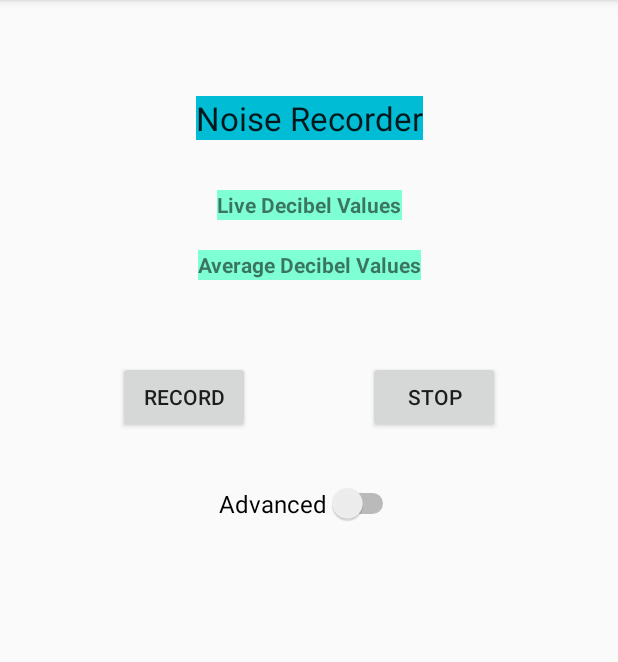
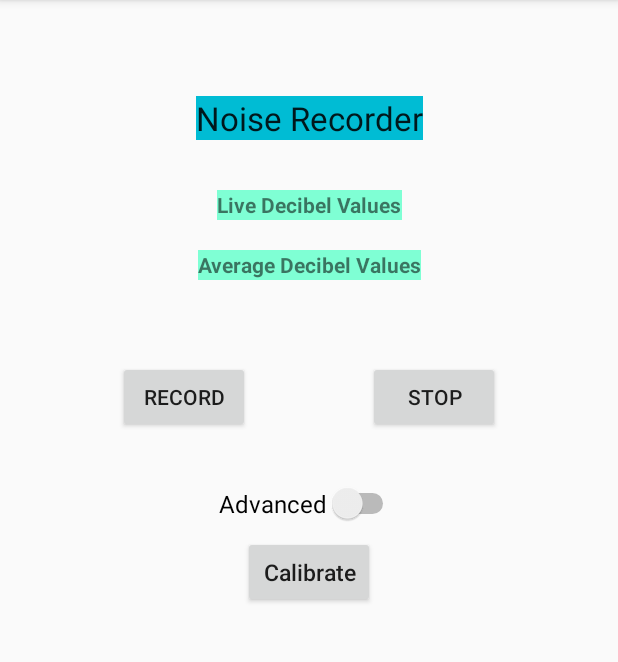
Before and after one commit to it21549/NoisePollution2, an Android app: the screen it shows after launch (NoisePollutionActivity), on a phone screen of 412 x 824 dp, the part 84-746 px from its top. Run offline under Robolectric (Android 15) with nearby library versions, the phone set to English and light mode, and no system bars.

```diff
--- a/app/src/main/AndroidManifest.xml
+++ b/app/src/main/AndroidManifest.xml
@@ -6,6 +6,11 @@
     <uses-permission android:name="android.permission.RECORD_AUDIO" />
     <uses-permission android:name="android.permission.ACCESS_FINE_LOCATION"/>
     <uses-permission android:name="android.permission.INTERNET"/>
+    <uses-permission android:name="android.permission.BLUETOOTH"/>
+    <uses-permission android:name="android.permission.BLUETOOTH_ADMIN"/>
+    <uses-permission android:name="android.permission.BLUETOOTH_SCAN"/>
+    <uses-permission android:name="android.permission.BLUETOOTH_ADVERTISE"/>
+    <uses-permission android:name="android.permission.BLUETOOTH_CONNECT"/>
 
     <application
         android:allowBackup="true"
--- a/app/src/main/java/gr/hua/stapps/android/noisepollutionapp/NoisePollutionViewModel.java
+++ b/app/src/main/java/gr/hua/stapps/android/noisepollutionapp/NoisePollutionViewModel.java
@@ -1,4 +1,6 @@
 package gr.hua.stapps.android.noisepollutionapp;
+
+import android.content.Context;
 
 import androidx.lifecycle.LiveData;
 import androidx.lifecycle.MutableLiveData;
@@ -18,6 +20,9 @@ public class NoisePollutionViewModel extends ViewModel {
     public Recording recording = new Recording();
     public List<Double> recordings = new ArrayList<>();
     private final Integer isRecording = 1; // 0=not recording, 1 = recording
+    private NoiseCalibration noiseCalibration;
+    private MutableLiveData<Boolean> isBtEnabled = new MutableLiveData<>();
+    private Context context;
 
 
     //Start Recording
@@ -52,6 +57,10 @@ public class NoisePollutionViewModel extends ViewModel {
         return loop;
     }
 
+    public MutableLiveData<Boolean> getIsBtEnabled() {
+        return isBtEnabled;
+    }
+
     public void setPerception(String perception) {
         switch (perception) {
             case ("extremely quiet"):
@@ -75,4 +84,15 @@ public class NoisePollutionViewModel extends ViewModel {
         }
     }
 
+    public void initializeContext(Context context) {
+        this.context = context;
+        noiseCalibration = new NoiseCalibration(context);
+        isBtEnabled.postValue(noiseCalibration.isBluetoothEnabled());
+    }
+
+    public void calibrate() {
+
+        //noiseCalibration.calibrate();
+    }
+
 }
--- a/app/src/main/res/layout/noise_pollution_activity.xml
+++ b/app/src/main/res/layout/noise_pollution_activity.xml
@@ -30,8 +30,8 @@
         app:layout_constraintRight_toRightOf="parent"
         app:layout_constraintTop_toBottomOf="@+id/title">
 
-        <TableRow
-            android:layout_width="match_parent">
+        <TableRow android:layout_width="match_parent">
+
             <TextView
                 android:layout_width="@dimen/live_row_width_275dp"
                 android:layout_height="@dimen/title_row_height_20dp"
@@ -42,8 +42,8 @@
                 android:textStyle="bold" />
         </TableRow>
 
-        <TableRow
-            android:layout_width="match_parent">
+        <TableRow android:layout_width="match_parent">
+
             <TextView
                 android:id="@+id/liveDecibels"
                 android:layout_width="@dimen/live_row_width_275dp"
@@ -53,8 +53,8 @@
                 android:gravity="center" />
         </TableRow>
 
-        <TableRow
-            android:layout_width="match_parent">
+        <TableRow android:layout_width="match_parent">
+
             <TextView
                 android:layout_width="@dimen/live_row_width_275dp"
                 android:layout_height="@dimen/title_row_height_20dp"
@@ -65,8 +65,8 @@
                 android:textStyle="bold" />
         </TableRow>
 
-        <TableRow
-            android:layout_width="match_parent">
+        <TableRow android:layout_width="match_parent">
+
             <TextView
                 android:id="@+id/averageDecibels"
                 android:layout_width="@dimen/live_row_width_275dp"
@@ -82,10 +82,10 @@
         android:layout_width="wrap_content"
         android:layout_height="wrap_content"
         android:text="@string/rec_button"
+        app:layout_constraintBottom_toTopOf="@+id/switch_advanced"
         app:layout_constraintLeft_toLeftOf="parent"
         app:layout_constraintRight_toLeftOf="@id/stop_rec"
-        app:layout_constraintTop_toBottomOf="@+id/live_table"
-        app:layout_constraintBottom_toTopOf="@+id/switch_advanced"/>
+        app:layout_constraintTop_toBottomOf="@+id/live_table" />
 
     <Button
         android:id="@+id/stop_rec"
@@ -106,10 +106,10 @@
         android:textOff="@string/switch_off"
         android:textOn="@string/switch_on"
         android:textSize="16sp"
+        app:layout_constraintBottom_toTopOf="@+id/userInfoTable"
         app:layout_constraintLeft_toLeftOf="parent"
         app:layout_constraintRight_toRightOf="parent"
-        app:layout_constraintTop_toBottomOf="@id/stop_rec"
-        app:layout_constraintBottom_toTopOf="@+id/userInfoTable"/>
+        app:layout_constraintTop_toBottomOf="@id/stop_rec" />
 
     <TableLayout
         android:id="@+id/userInfoTable"
@@ -118,10 +118,10 @@
         android:layout_marginTop="@dimen/margin_30dp"
         android:gravity="center"
         android:visibility="invisible"
+        app:layout_constraintBottom_toTopOf="@id/upload_button"
         app:layout_constraintEnd_toEndOf="parent"
         app:layout_constraintStart_toStartOf="parent"
-        app:layout_constraintTop_toBottomOf="@+id/switch_advanced"
-        app:layout_constraintBottom_toTopOf="@id/upload_button">
+        app:layout_constraintTop_toBottomOf="@+id/switch_advanced">
 
         <TableRow
             android:layout_width="match_parent"
@@ -198,8 +198,8 @@
                     android:layout_width="match_parent"
                     android:layout_height="match_parent"
                     android:layout_weight="1"
+                    android:hint="@string/noiseType_anth"
                     android:inputType="numberDecimal"
-                    android:hint="@string/noiseType_anth"
                     android:textAlignment="center"
                     android:textSize="@dimen/text_size_14sp" />
 
@@ -208,8 +208,8 @@
                     android:layout_width="match_parent"
                     android:layout_height="match_parent"
                     android:layout_weight="1"
+                    android:hint="@string/noise_type_nat"
                     android:inputType="numberDecimal"
-                    android:hint="@string/noise_type_nat"
                     android:textAlignment="center"
                     android:textSize="@dimen/text_size_14sp" />
 
@@ -218,8 +218,8 @@
                     android:layout_width="match_parent"
                     android:layout_height="match_parent"
                     android:layout_weight="1"
+                    android:hint="@string/noise_type_tec"
                     android:inputType="numberDecimal"
-                    android:hint="@string/noise_type_tec"
                     android:textAlignment="center"
                     android:textSize="@dimen/text_size_14sp" />
             </RadioGroup>
@@ -266,16 +266,15 @@
                 android:layout_width="match_parent"
                 android:layout_height="match_parent"
                 android:layout_weight="1"
+                android:hint="@string/editText_AgeScale"
                 android:inputType="numberDecimal"
-                android:hint="@string/editText_AgeScale"
                 android:textAlignment="center"
                 android:textSize="@dimen/text_size_14sp" />
 
             <androidx.appcompat.widget.AppCompatSpinner
                 android:id="@+id/spinner_perception"
                 android:layout_width="match_parent"
-                android:layout_height="match_parent">
-            </androidx.appcompat.widget.AppCompatSpinner>
+                android:layout_height="match_parent"></androidx.appcompat.widget.AppCompatSpinner>
         </TableRow>
     </TableLayout>
 
@@ -287,11 +286,24 @@
         android:text="@string/button_upload"
         android:textAllCaps="false"
         android:textSize="16sp"
+        android:visibility="invisible"
         app:layout_constraintBottom_toBottomOf="parent"
         app:layout_constraintLeft_toLeftOf="parent"
         app:layout_constraintRight_toRightOf="parent"
-        app:layout_constraintTop_toBottomOf="@+id/userInfoTable"
-        android:visibility="invisible"/>
+        app:layout_constraintTop_toBottomOf="@+id/userInfoTable" />
+
+    <Button
+        android:id="@+id/calibrate_button"
+        android:layout_width="wrap_content"
+        android:layout_height="wrap_content"
+        android:fontFamily="sans-serif-medium"
+        android:text="@string/calibrate_button"
+        android:textAllCaps="false"
+        android:textSize="15sp"
+        app:layout_constraintBottom_toTopOf="@+id/userInfoTable"
+        app:layout_constraintEnd_toEndOf="parent"
+        app:layout_constraintStart_toStartOf="parent"
+        app:layout_constraintTop_toBottomOf="@+id/switch_advanced" />
 
 
 </androidx.constraintlayout.widget.ConstraintLayout>
--- a/app/src/main/res/values/strings.xml
+++ b/app/src/main/res/values/strings.xml
@@ -30,6 +30,7 @@
     <string name="switch_on">ON</string>
     <string name="switch_advanced">Advanced</string>
     <string name="title_perception">User Perception</string>
+    <string name="calibrate_button">Calibrate</string>
     <string-array name="user_perception">
         <item>extremely quiet</item>
         <item>very quiet</item>
```
Also changed, not shown: app/src/main/java/gr/hua/stapps/android/noisepollutionapp/NoiseCalibration.java (added, +40 -0 lines), app/src/main/java/gr/hua/stapps/android/noisepollutionapp/NoisePollutionActivity.java (+85 -10 lines).
